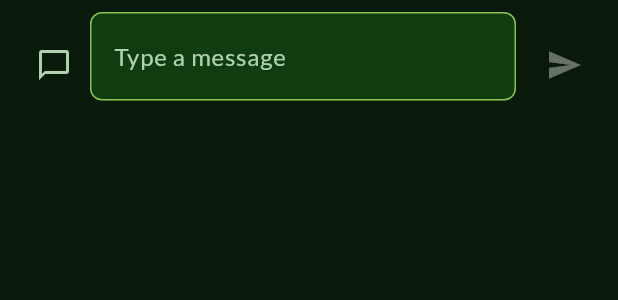
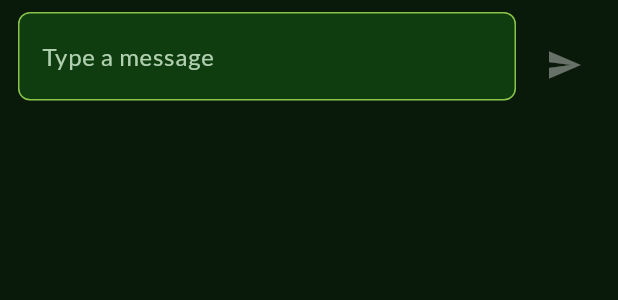
Before and after one commit to sneptech/bittybot, a Flutter app: the ChatInputBar widget shown alone on an empty page, opened directly, on a phone screen of 412 x 824 dp. Shown: the top 300 px of the screen. Run offline on Flutter 3.47's test engine with Material 3 defaults, Android fonts, the phone set to English and light mode, and no system bars; our stand-ins replace connectivity_plus, convert, drift, drift_flutter, flutter_localized_locales, flutter_markdown_plus and 6 more; missing offline and left inert: background_downloader, country_flags, dart:ffi, disk_space_plus, google_mlkit_text_recognition, llama_cpp_dart and 1 more; accounts and stored records are empty; generated files the repository leaves out were written again; statements that could not run were skipped.

Commit message:
feat(chat): [S12-T2] auto URL detection, remove manual web mode toggle

```diff
--- a/lib/core/l10n/app_ar.arb
+++ b/lib/core/l10n/app_ar.arb
@@ -50,11 +50,6 @@
   "minutesAgo": "منذ {count} د",
   "hoursAgo": "منذ {count} س",
   "yesterday": "أمس",
-  "webSearchMode": "وضع الويب",
-  "switchToWebSearch": "التبديل إلى البحث على الويب",
-  "switchToChat": "التبديل إلى الدردشة",
-  "webSearchInputHint": "ألصق رابطًا للترجمة أو التلخيص",
-  "webSearchPrompt": "ترجم ولخّص محتوى صفحة الويب التالية:",
   "noInternetConnection": "لا يوجد اتصال بالإنترنت",
   "fetchingPage": "جارٍ جلب الصفحة...",
   "webErrorInvalidUrl": "Invalid URL. Please enter a valid web address.",
--- a/lib/core/l10n/app_de.arb
+++ b/lib/core/l10n/app_de.arb
@@ -50,11 +50,6 @@
   "minutesAgo": "vor {count} Min.",
   "hoursAgo": "vor {count} Std.",
   "yesterday": "Gestern",
-  "webSearchMode": "Webmodus",
-  "switchToWebSearch": "Zur Websuche wechseln",
-  "switchToChat": "Zum Chat wechseln",
-  "webSearchInputHint": "Fügen Sie eine URL zum Übersetzen oder Zusammenfassen ein",
-  "webSearchPrompt": "Übersetze und fasse den folgenden Webseiteninhalt zusammen:",
   "noInternetConnection": "Keine Internetverbindung",
   "fetchingPage": "Seite wird geladen...",
   "webErrorInvalidUrl": "Invalid URL. Please enter a valid web address.",
--- a/lib/core/l10n/app_es.arb
+++ b/lib/core/l10n/app_es.arb
@@ -50,11 +50,6 @@
   "minutesAgo": "hace {count} min",
   "hoursAgo": "hace {count} h",
   "yesterday": "Ayer",
-  "webSearchMode": "Modo web",
-  "switchToWebSearch": "Cambiar a búsqueda web",
-  "switchToChat": "Cambiar a chat",
-  "webSearchInputHint": "Pega una URL para traducir o resumir",
-  "webSearchPrompt": "Traduce y resume el siguiente contenido de la página web:",
   "noInternetConnection": "Sin conexión a Internet",
   "fetchingPage": "Obteniendo página...",
   "webErrorInvalidUrl": "Invalid URL. Please enter a valid web address.",
--- a/lib/core/l10n/app_fr.arb
+++ b/lib/core/l10n/app_fr.arb
@@ -50,11 +50,6 @@
   "minutesAgo": "il y a {count} min",
   "hoursAgo": "il y a {count} h",
   "yesterday": "Hier",
-  "webSearchMode": "Mode web",
-  "switchToWebSearch": "Passer à la recherche web",
-  "switchToChat": "Revenir au chat",
-  "webSearchInputHint": "Collez une URL pour traduire ou résumer",
-  "webSearchPrompt": "Traduisez et résumez le contenu de la page web suivante :",
   "noInternetConnection": "Pas de connexion Internet",
   "fetchingPage": "Récupération de la page...",
   "webErrorInvalidUrl": "Invalid URL. Please enter a valid web address.",
--- a/lib/core/l10n/app_hi.arb
+++ b/lib/core/l10n/app_hi.arb
@@ -50,11 +50,6 @@
   "minutesAgo": "{count} मि पहले",
   "hoursAgo": "{count} घं पहले",
   "yesterday": "कल",
-  "webSearchMode": "वेब मोड",
-  "switchToWebSearch": "वेब खोज पर स्विच करें",
-  "switchToChat": "चैट पर स्विच करें",
-  "webSearchInputHint": "अनुवाद या सारांश के लिए URL पेस्ट करें",
-  "webSearchPrompt": "निम्न वेब पेज सामग्री का अनुवाद और सारांश करें:",
   "noInternetConnection": "इंटरनेट कनेक्शन नहीं है",
   "fetchingPage": "पेज प्राप्त किया जा रहा है...",
   "webErrorInvalidUrl": "Invalid URL. Please enter a valid web address.",
--- a/lib/core/l10n/app_ja.arb
+++ b/lib/core/l10n/app_ja.arb
@@ -50,11 +50,6 @@
   "minutesAgo": "{count}分前",
   "hoursAgo": "{count}時間前",
   "yesterday": "昨日",
-  "webSearchMode": "ウェブモード",
-  "switchToWebSearch": "ウェブ検索に切り替え",
-  "switchToChat": "チャットに切り替え",
-  "webSearchInputHint": "翻訳または要約するURLを貼り付け",
-  "webSearchPrompt": "次のウェブページ内容を翻訳して要約してください:",
   "noInternetConnection": "インターネット接続がありません",
   "fetchingPage": "ページを取得中...",
   "webErrorInvalidUrl": "Invalid URL. Please enter a valid web address.",
--- a/lib/core/l10n/app_ko.arb
+++ b/lib/core/l10n/app_ko.arb
@@ -50,11 +50,6 @@
   "minutesAgo": "{count}분 전",
   "hoursAgo": "{count}시간 전",
   "yesterday": "어제",
-  "webSearchMode": "웹 모드",
-  "switchToWebSearch": "웹 검색으로 전환",
-  "switchToChat": "채팅으로 전환",
-  "webSearchInputHint": "번역 또는 요약할 URL을 붙여넣으세요",
-  "webSearchPrompt": "다음 웹페이지 내용을 번역하고 요약하세요:",
   "noInternetConnection": "인터넷 연결이 없습니다",
   "fetchingPage": "페이지를 불러오는 중...",
   "webErrorInvalidUrl": "Invalid URL. Please enter a valid web address.",
--- a/lib/core/l10n/app_pt.arb
+++ b/lib/core/l10n/app_pt.arb
@@ -50,11 +50,6 @@
   "minutesAgo": "há {count} min",
   "hoursAgo": "há {count} h",
   "yesterday": "Ontem",
-  "webSearchMode": "Modo web",
-  "switchToWebSearch": "Alternar para pesquisa na web",
-  "switchToChat": "Alternar para chat",
-  "webSearchInputHint": "Cole uma URL para traduzir ou resumir",
-  "webSearchPrompt": "Traduza e resuma o seguinte conteúdo da página da web:",
   "noInternetConnection": "Sem conexão com a internet",
   "fetchingPage": "Buscando página...",
   "webErrorInvalidUrl": "Invalid URL. Please enter a valid web address.",
--- a/lib/core/l10n/app_zh.arb
+++ b/lib/core/l10n/app_zh.arb
@@ -50,11 +50,6 @@
   "minutesAgo": "{count}分钟前",
   "hoursAgo": "{count}小时前",
   "yesterday": "昨天",
-  "webSearchMode": "网页模式",
-  "switchToWebSearch": "切换到网页搜索",
-  "switchToChat": "切换到聊天",
-  "webSearchInputHint": "粘贴一个 URL 进行翻译或总结",
-  "webSearchPrompt": "请翻译并总结以下网页内容：",
   "noInternetConnection": "无互联网连接",
   "fetchingPage": "正在获取页面...",
   "webErrorInvalidUrl": "Invalid URL. Please enter a valid web address.",
--- a/lib/features/chat/presentation/widgets/chat_input_bar.dart
+++ b/lib/features/chat/presentation/widgets/chat_input_bar.dart
@@ -7,7 +7,6 @@ import '../../../../core/theme/app_colors.dart';
 import '../../application/web_fetch_provider.dart';
 import '../../application/chat_notifier.dart';
 import '../../data/web_fetch_service.dart';
-import 'web_mode_indicator.dart';
 
 /// Multi-line expandable input bar for the Chat screen.
 ///
@@ -30,7 +29,6 @@ class ChatInputBar extends ConsumerStatefulWidget {
 
 class _ChatInputBarState extends ConsumerState<ChatInputBar> {
   final TextEditingController _textController = TextEditingController();
-  bool _isWebMode = false;
 
   @override
   void dispose() {
@@ -42,7 +40,7 @@ class _ChatInputBarState extends ConsumerState<ChatInputBar> {
     final text = _textController.text.trim();
     if (text.isEmpty || !state.isModelReady) return;
     _textController.clear();
-    if (_isWebMode) {
+    if (text.startsWith('http://') || text.startsWith('https://')) {
       await _handleWebFetch(text);
       return;
     }
@@ -80,10 +78,11 @@ class _ChatInputBarState extends ConsumerState<ChatInputBar> {
     try {
       final webFetchService = ref.read(webFetchServiceProvider);
       final content = await webFetchService.fetchAndExtract(url);
-      final notifier = ref.read(chatProvider.notifier);
-      await notifier.sendMessage(
-        '[Web: $url]\n\n${l10n.webSearchPrompt}\n\n$content',
-      );
+      final hiddenContext =
+          'The user shared a web page. Here is the page content:\n\n$content\n\nExplain to the user what this page is about. Be concise.';
+      await ref
+          .read(chatProvider.notifier)
+          .sendMessage(url, hiddenContext: hiddenContext);
     } on WebFetchException catch (error) {
       if (!mounted) return;
       final l10n = AppLocalizations.of(context);
@@ -116,29 +115,9 @@ class _ChatInputBarState extends ConsumerState<ChatInputBar> {
           mainAxisSize: MainAxisSize.min,
           crossAxisAlignment: CrossAxisAlignment.stretch,
           children: [
-            if (_isWebMode) ...[
-              const WebModeIndicator(),
-              const SizedBox(height: 8),
-            ],
             Row(
               crossAxisAlignment: CrossAxisAlignment.end,
               children: [
-                IconButton(
-                  onPressed: state.isGenerating
-                      ? null
-                      : () => setState(() => _isWebMode = !_isWebMode),
-                  icon: Icon(
-                    _isWebMode
-                        ? Icons.language
-                        : Icons.chat_bubble_outline,
-                  ),
-                  color: _isWebMode
-                      ? AppColors.secondary
-                      : AppColors.onSurfaceVariant,
-                  tooltip: _isWebMode
-                      ? l10n.switchToChat
-                      : l10n.switchToWebSearch,
-                ),
                 Expanded(
                   child: ValueListenableBuilder<TextEditingValue>(
                     valueListenable: _textController,
@@ -151,9 +130,7 @@ class _ChatInputBarState extends ConsumerState<ChatInputBar> {
                         textInputAction: TextInputAction.newline,
                         enabled: state.isModelReady,
                         decoration: InputDecoration(
-                          hintText: _isWebMode
-                              ? l10n.webSearchInputHint
-                              : l10n.chatInputHint,
+                          hintText: l10n.chatInputHint,
                         ),
                       );
                     },
```
Also changed, not shown: lib/core/l10n/app_en.arb (+0 -10 lines), lib/features/chat/presentation/widgets/web_mode_indicator.dart (deleted, +0 -43 lines), 4 other files.
